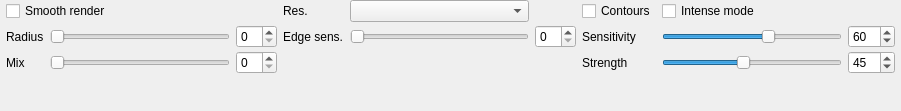
First picture: the form in src/gui/forms/toolbar_renderenhancegroup.ui, repository open-scan-crew/OpenScanTools, before the edit.
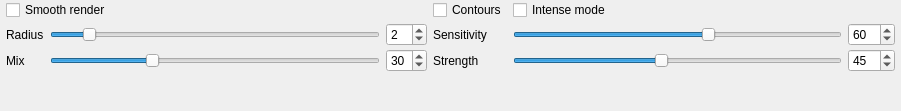
Second picture: the form after the edit.

Commit message: Simplify edge-aware enhance controls

Diff of the .ui file:
```diff
--- a/src/gui/forms/toolbar_renderenhancegroup.ui
+++ b/src/gui/forms/toolbar_renderenhancegroup.ui
@@ -63,16 +63,6 @@
      </property>
     </widget>
    </item>
-   <item row="1" column="4">
-    <widget class="QSlider" name="slider_edgeAwareDepth">
-     <property name="orientation">
-      <enum>Qt::Horizontal</enum>
-     </property>
-    </widget>
-   </item>
-   <item row="1" column="5">
-    <widget class="QSpinBox" name="spinBox_edgeAwareDepth"/>
-   </item>
    <item row="1" column="0">
     <widget class="QLabel" name="label_radius">
      <property name="text">
@@ -144,6 +134,15 @@
        <height>0</height>
       </size>
      </property>
+    <property name="minimum">
+     <number>0</number>
+    </property>
+    <property name="maximum">
+     <number>20</number>
+    </property>
+    <property name="value">
+     <number>2</number>
+    </property>
      <property name="orientation">
       <enum>Qt::Horizontal</enum>
      </property>
@@ -165,15 +164,18 @@
      </property>
     </widget>
    </item>
-   <item row="1" column="3">
-    <widget class="QLabel" name="label_edgeSensibility">
-     <property name="text">
-      <string>Edge sens.</string>
-     </property>
-    </widget>
-   </item>
    <item row="1" column="2">
-    <widget class="QSpinBox" name="spinBox_edgeAwareRadius"/>
+    <widget class="QSpinBox" name="spinBox_edgeAwareRadius">
+     <property name="minimum">
+      <number>0</number>
+     </property>
+     <property name="maximum">
+      <number>20</number>
+     </property>
+     <property name="value">
+      <number>2</number>
+     </property>
+    </widget>
    </item>
    <item row="2" column="0">
     <widget class="QLabel" name="label_mix">
@@ -190,24 +192,21 @@
        <height>0</height>
       </size>
      </property>
+    <property name="value">
+     <number>30</number>
+    </property>
      <property name="orientation">
       <enum>Qt::Horizontal</enum>
      </property>
     </widget>
    </item>
    <item row="2" column="2">
-    <widget class="QSpinBox" name="spinBox_edgeAwareBlend"/>
-   </item>
-   <item row="0" column="3">
-    <widget class="QLabel" name="label_resolution">
-     <property name="text">
-      <string>Res.</string>
+    <widget class="QSpinBox" name="spinBox_edgeAwareBlend">
+     <property name="value">
+      <number>30</number>
      </property>
     </widget>
    </item>
-   <item row="0" column="4">
-    <widget class="QComboBox" name="comboBox_edgeAwareResolution"/>
-   </item>
   </layout>
  </widget>
  <resources/>
```
Lines whose indentation alone changed are shown as unchanged. The commit also changes 2 other files.
